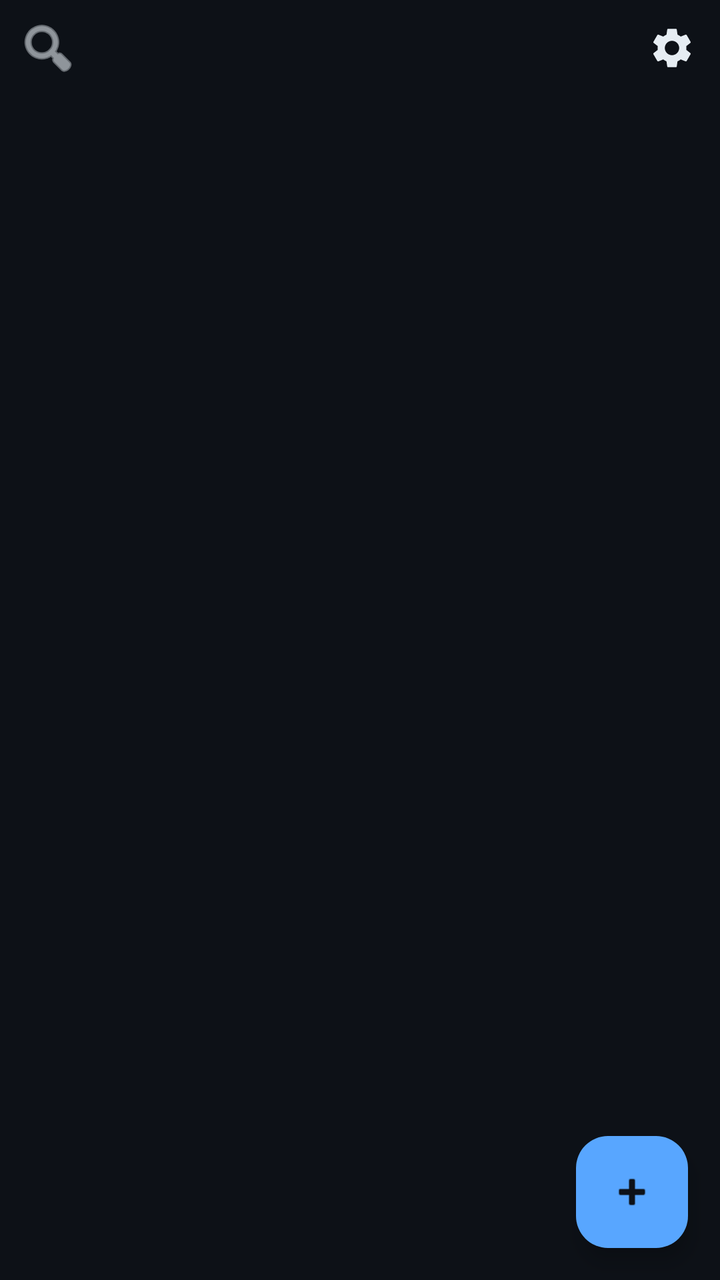
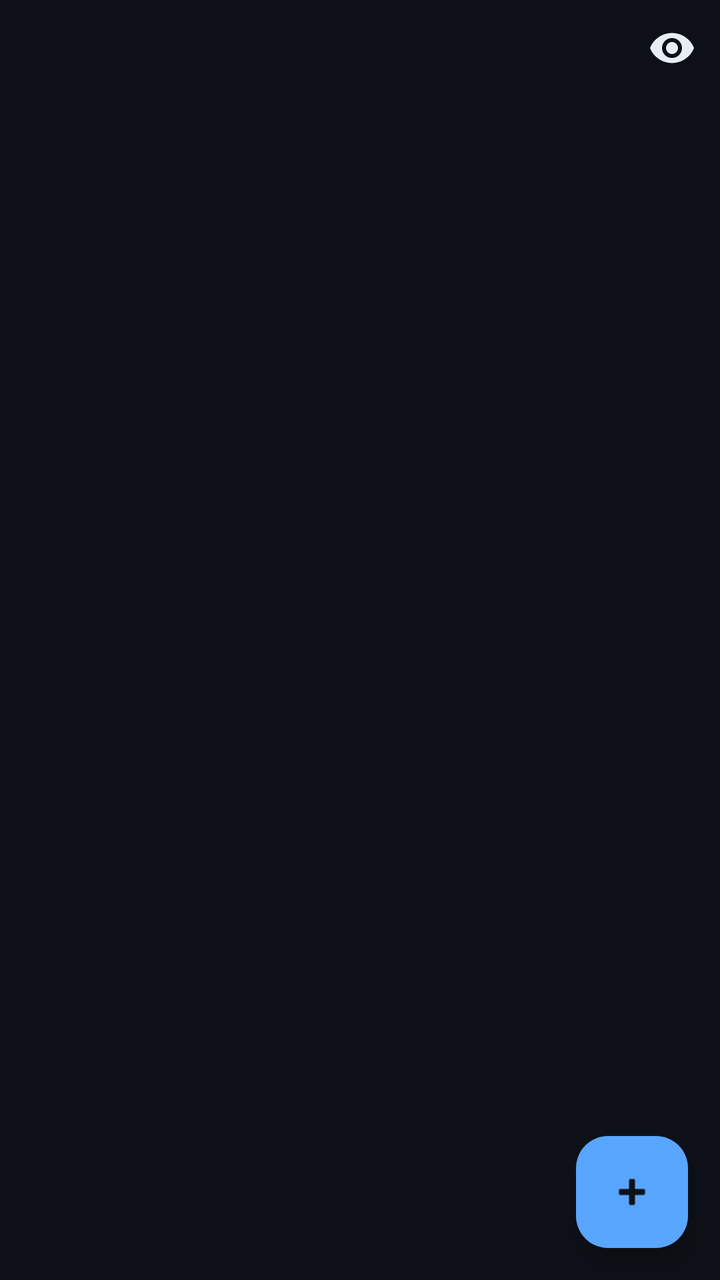

Screens rendered from an Android XML layout before and after an edit, with the pre-edit source and the edit as a unified diff.
<!-- AndroidManifest.xml: application theme Theme.Notez.GithubDark -->
<!-- res/layout/activity_main.xml -->
<?xml version="1.0" encoding="utf-8"?>
<LinearLayout xmlns:android="http://schemas.android.com/apk/res/android"
    android:layout_width="match_parent"
    android:layout_height="match_parent"
    android:orientation="vertical">

    <LinearLayout
        android:layout_width="match_parent"
        android:layout_height="wrap_content"
        android:orientation="horizontal">

        <ImageButton
            android:id="@+id/search_toggle"
            android:layout_width="48dp"
            android:layout_height="48dp"
            android:layout_gravity="center_vertical"
            android:background="?attr/selectableItemBackgroundBorderless"
            android:contentDescription="@string/cd_open_search"
            android:tint="?attr/colorOnSurface"
            android:src="@android:drawable/ic_menu_search" />

        <EditText
            android:id="@+id/search_input"
            android:layout_width="0dp"
            android:layout_height="wrap_content"
            android:layout_weight="1"
            android:layout_gravity="center_vertical"
            android:visibility="invisible"
            android:hint="Cari catatan..."
            android:textColor="?attr/colorOnSurface"
            android:textColorHint="?attr/colorOnSurfaceVariant"
            android:inputType="text|textNoSuggestions"
            android:imeOptions="actionSearch"
            android:maxLines="1"
            android:background="@null" />

        <ImageButton
            android:id="@+id/settings"
            android:layout_width="48dp"
            android:layout_height="48dp"
            android:layout_gravity="center_vertical"
            android:background="?attr/selectableItemBackgroundBorderless"
            android:contentDescription="Tema"
            android:tint="?attr/colorOnSurface"
            android:src="@drawable/ic_settings_gear" />
    </LinearLayout>

    <androidx.recyclerview.widget.RecyclerView
        android:id="@+id/list"
        android:layout_width="match_parent"
        android:layout_height="0dp"
        android:layout_weight="1"
        android:clipToPadding="false"
        android:padding="8dp" />

    <TextView
        android:id="@+id/empty"
        android:layout_width="match_parent"
        android:layout_height="0dp"
        android:layout_weight="1"
        android:gravity="center"
        android:text="Belum ada catatan.\nKetuk + untuk mulai."
        android:textSize="15sp"
        android:visibility="gone" />

    <com.google.android.material.floatingactionbutton.FloatingActionButton
        android:id="@+id/fab"
        android:layout_width="wrap_content"
        android:layout_height="wrap_content"
        android:layout_gravity="end"
        android:layout_margin="16dp"
        android:contentDescription="Catatan baru"
        android:filterTouchesWhenObscured="true"
        android:src="@android:drawable/ic_input_add" />
</LinearLayout>
<!-- resources referenced by this layout -->
<resources>
  <!-- drawable ic_settings_gear (drawable) -->
  <?xml version="1.0" encoding="utf-8"?>
  <vector xmlns:android="http://schemas.android.com/apk/res/android"
      android:width="24dp"
      android:height="24dp"
      android:viewportWidth="24"
      android:viewportHeight="24">
      <path
          android:fillColor="#FFFFFFFF"
          android:pathData="M19.14,12.94c0.04,-0.3 0.06,-0.61 0.06,-0.94c0,-0.32 -0.02,-0.64 -0.07,-0.94l2.03,-1.58c0.18,-0.14 0.23,-0.41 0.12,-0.61l-1.92,-3.32c-0.12,-0.22 -0.37,-0.29 -0.59,-0.22l-2.39,0.96c-0.5,-0.38 -1.03,-0.7 -1.62,-0.94L14.4,2.81c-0.04,-0.24 -0.24,-0.41 -0.48,-0.41h-3.84c-0.24,0 -0.43,0.17 -0.47,0.41L9.25,5.35C8.66,5.59 8.12,5.92 7.63,6.29L5.24,5.33c-0.22,-0.08 -0.47,0 -0.59,0.22L2.74,8.87c-0.12,0.21 -0.08,0.47 0.12,0.61l2.03,1.58C4.84,11.36 4.8,11.69 4.8,12s0.02,0.64 0.07,0.94l-2.03,1.58c-0.18,0.14 -0.23,0.41 -0.12,0.61l1.92,3.32c0.12,0.22 0.37,0.29 0.59,0.22l2.39,-0.96c0.5,0.38 1.03,0.7 1.62,0.94l0.36,2.54c0.05,0.24 0.24,0.41 0.48,0.41h3.84c0.24,0 0.44,-0.17 0.47,-0.41l0.36,-2.54c0.59,-0.24 1.13,-0.56 1.62,-0.94l2.39,0.96c0.22,0.08 0.47,0 0.59,-0.22l1.92,-3.32c0.12,-0.22 0.07,-0.47 -0.12,-0.61L19.14,12.94zM12,15.6c-1.98,0 -3.6,-1.62 -3.6,-3.6s1.62,-3.6 3.6,-3.6s3.6,1.62 3.6,3.6S13.98,15.6 12,15.6z" />
  </vector>
  <string name="cd_open_search">Cari catatan</string>
  <style name="Theme.Notez.GithubDark" parent="Theme.Material3.Dark.NoActionBar">
          <item name="colorPrimary">@color/github_accent</item>
          <item name="colorOnPrimary">@color/github_on_accent</item>
          <item name="colorPrimaryContainer">@color/github_accent</item>
          <item name="colorOnPrimaryContainer">@color/github_on_accent</item>
          <item name="android:windowBackground">@color/github_bg</item>
          <item name="colorSurface">@color/github_surface</item>
          <item name="colorOnSurface">@color/github_text</item>
          <item name="colorSurfaceVariant">@color/github_surface</item>
          <item name="colorOnSurfaceVariant">@color/github_secondary</item>
          <item name="colorError">@color/github_danger</item>
      </style>
  <color name="github_accent">#58A6FF</color>
  <color name="github_on_accent">#0D1117</color>
  <color name="github_bg">#0D1117</color>
  <color name="github_surface">#161B22</color>
  <color name="github_text">#E6EDF3</color>
  <color name="github_secondary">#8B949E</color>
  <color name="github_danger">#F85149</color>
</resources>

<!-- the commit's change to res/layout/activity_main.xml (unified diff, before → after) -->
@@ -1,75 +1,194 @@
 <?xml version="1.0" encoding="utf-8"?>
-<LinearLayout xmlns:android="http://schemas.android.com/apk/res/android"
+<androidx.drawerlayout.widget.DrawerLayout xmlns:android="http://schemas.android.com/apk/res/android"
+    android:id="@+id/drawer"
     android:layout_width="match_parent"
-    android:layout_height="match_parent"
-    android:orientation="vertical">
+    android:layout_height="match_parent">
 
     <LinearLayout
         android:layout_width="match_parent"
-        android:layout_height="wrap_content"
-        android:orientation="horizontal">
+        android:layout_height="match_parent"
+        android:orientation="vertical">
 
-        <ImageButton
-            android:id="@+id/search_toggle"
-            android:layout_width="48dp"
-            android:layout_height="48dp"
-            android:layout_gravity="center_vertical"
-            android:background="?attr/selectableItemBackgroundBorderless"
-            android:contentDescription="@string/cd_open_search"
-            android:tint="?attr/colorOnSurface"
-            android:src="@android:drawable/ic_menu_search" />
+        <LinearLayout
+            android:layout_width="match_parent"
+            android:layout_height="wrap_content"
+            android:orientation="horizontal">
 
-        <EditText
-            android:id="@+id/search_input"
-            android:layout_width="0dp"
+            <EditText
+                android:id="@+id/search_input"
+                android:layout_width="0dp"
+                android:layout_height="wrap_content"
+                android:layout_weight="1"
+                android:layout_gravity="center_vertical"
+                android:visibility="invisible"
+                android:hint="Cari catatan..."
+                android:textColor="?attr/colorOnSurface"
+                android:textColorHint="?attr/colorOnSurfaceVariant"
+                android:inputType="text|textNoSuggestions"
+                android:imeOptions="actionSearch"
+                android:maxLines="1"
+                android:background="@null"
+                android:paddingStart="16dp"
+                android:paddingEnd="8dp" />
+
+            <ImageButton
+                android:id="@+id/search_toggle"
+                android:layout_width="48dp"
+                android:layout_height="48dp"
+                android:layout_gravity="center_vertical"
+                android:background="?attr/selectableItemBackgroundBorderless"
+                android:contentDescription="@string/cd_open_search"
+                android:tint="?attr/colorOnSurface"
+                android:src="@drawable/ic_eye" />
+        </LinearLayout>
+
+        <androidx.recyclerview.widget.RecyclerView
+            android:id="@+id/list"
+            android:layout_width="match_parent"
+            android:layout_height="0dp"
+            android:layout_weight="1"
+            android:clipToPadding="false"
+            android:padding="8dp" />
+
+        <TextView
+            android:id="@+id/empty"
+            android:layout_width="match_parent"
+            android:layout_height="0dp"
+            android:layout_weight="1"
+            android:gravity="center"
+            android:text="Belum ada catatan.\nKetuk + untuk mulai."
+            android:textSize="15sp"
+            android:visibility="gone" />
+
+        <com.google.android.material.floatingactionbutton.FloatingActionButton
+            android:id="@+id/fab"
+            android:layout_width="wrap_content"
             android:layout_height="wrap_content"
-            android:layout_weight="1"
-            android:layout_gravity="center_vertical"
-            android:visibility="invisible"
-            android:hint="Cari catatan..."
-            android:textColor="?attr/colorOnSurface"
-            android:textColorHint="?attr/colorOnSurfaceVariant"
-            android:inputType="text|textNoSuggestions"
-            android:imeOptions="actionSearch"
-            android:maxLines="1"
-            android:background="@null" />
-
-        <ImageButton
-            android:id="@+id/settings"
-            android:layout_width="48dp"
-            android:layout_height="48dp"
-            android:layout_gravity="center_vertical"
-            android:background="?attr/selectableItemBackgroundBorderless"
-            android:contentDescription="Tema"
-            android:tint="?attr/colorOnSurface"
-            android:src="@drawable/ic_settings_gear" />
+            android:layout_gravity="end"
+            android:layout_margin="16dp"
+            android:contentDescription="Catatan baru"
+            android:filterTouchesWhenObscured="true"
+            android:src="@android:drawable/ic_input_add" />
     </LinearLayout>
 
-    <androidx.recyclerview.widget.RecyclerView
-        android:id="@+id/list"
-        android:layout_width="match_parent"
-        android:layout_height="0dp"
-        android:layout_weight="1"
-        android:clipToPadding="false"
-        android:padding="8dp" />
+    <ScrollView
+        android:id="@+id/drawer_panel"
+        android:layout_width="300dp"
+        android:layout_height="match_parent"
+        android:layout_gravity="start"
+        android:background="?attr/colorSurface"
+        android:fillViewport="true">
 
-    <TextView
-        android:id="@+id/empty"
-        android:layout_width="match_parent"
-        android:layout_height="0dp"
-        android:layout_weight="1"
-        android:gravity="center"
-        android:text="Belum ada catatan.\nKetuk + untuk mulai."
-        android:textSize="15sp"
-        android:visibility="gone" />
+        <LinearLayout
+            android:layout_width="match_parent"
+            android:layout_height="wrap_content"
+            android:orientation="vertical"
+            android:paddingTop="24dp"
+            android:paddingBottom="24dp">
 
-    <com.google.android.material.floatingactionbutton.FloatingActionButton
-        android:id="@+id/fab"
-        android:layout_width="wrap_content"
-        android:layout_height="wrap_content"
-        android:layout_gravity="end"
-        android:layout_margin="16dp"
-        android:contentDescription="Catatan baru"
-        android:filterTouchesWhenObscured="true"
-        android:src="@android:drawable/ic_input_add" />
-</LinearLayout>
+            <TextView
+                android:layout_width="match_parent"
+                android:layout_height="wrap_content"
+                android:paddingStart="20dp"
+                android:paddingEnd="20dp"
+                android:paddingTop="8dp"
+                android:paddingBottom="16dp"
+                android:text="NOTEZ"
+                android:textColor="?attr/colorPrimary"
+                android:textSize="22sp"
+                android:textStyle="bold" />
+
+            <TextView
+                android:id="@+id/drawer_settings"
+                android:layout_width="match_parent"
+                android:layout_height="48dp"
+                android:gravity="center_vertical"
+                android:background="?attr/selectableItemBackground"
+                android:clickable="true"
+                android:focusable="true"
+                android:paddingStart="20dp"
+                android:paddingEnd="20dp"
+                android:text="Settings"
+                android:textColor="?attr/colorOnSurface"
+                android:textSize="15sp" />
+
+            <LinearLayout
+                android:id="@+id/settings_submenu"
+                android:layout_width="match_parent"
+                android:layout_height="wrap_content"
+                android:orientation="vertical"
+                android:visibility="gone">
+
+                <TextView
+                    android:id="@+id/menu_theme"
+                    android:layout_width="match_parent"
+                    android:layout_height="44dp"
+                    android:gravity="center_vertical"
+                    android:background="?attr/selectableItemBackground"
+                    android:clickable="true"
+                    android:focusable="true"
+                    android:paddingStart="36dp"
+                    android:paddingEnd="20dp"
+                    android:text="Tema"
+                    android:textColor="?attr/colorOnSurfaceVariant"
+                    android:textSize="14sp" />
+
+                <TextView
+                    android:id="@+id/menu_export_json"
+                    android:layout_width="match_parent"
+                    android:layout_height="44dp"
+                    android:gravity="center_vertical"
+                    android:background="?attr/selectableItemBackground"
+                    android:clickable="true"
+                    android:focusable="true"
+                    android:paddingStart="36dp"
+                    android:paddingEnd="20dp"
+                    android:text="Ekspor JSON"
+                    android:textColor="?attr/colorOnSurfaceVariant"
+                    android:textSize="14sp" />
+
+                <TextView
+                    android:id="@+id/menu_export_txt"
+                    android:layout_width="match_parent"
+                    android:layout_height="44dp"
+                    android:gravity="center_vertical"
+                    android:background="?attr/selectableItemBackground"
+                    android:clickable="true"
+                    android:focusable="true"
+                    android:paddingStart="36dp"
+                    android:paddingEnd="20dp"
+                    android:text="Ekspor TXT"
+                    android:textColor="?attr/colorOnSurfaceVariant"
+                    android:textSize="14sp" />
+
+                <TextView
+                    android:id="@+id/menu_import_json"
+                    android:layout_width="match_parent"
+                    android:layout_height="44dp"
+                    android:gravity="center_vertical"
+                    android:background="?attr/selectableItemBackground"
+                    android:clickable="true"
+                    android:focusable="true"
+                    android:paddingStart="36dp"
+                    android:paddingEnd="20dp"
+                    android:text="Impor JSON"
+                    android:textColor="?attr/colorOnSurfaceVariant"
+                    android:textSize="14sp" />
+
+                <TextView
+                    android:id="@+id/menu_auto_backup_folder"
+                    android:layout_width="match_parent"
+                    android:layout_height="44dp"
+                    android:gravity="center_vertical"
+                    android:background="?attr/selectableItemBackground"
+                    android:clickable="true"
+                    android:focusable="true"
+                    android:paddingStart="36dp"
+                    android:paddingEnd="20dp"
+                    android:text="Folder backup otomatis"
+                    android:textColor="?attr/colorOnSurfaceVariant"
+                    android:textSize="14sp" />
+            </LinearLayout>
+        </LinearLayout>
+    </ScrollView>
+</androidx.drawerlayout.widget.DrawerLayout>
<!-- resource entries referenced after the edit -->
@@ -1,6 +1,6 @@
 <!-- resources referenced by this layout -->
 <resources>
-  <!-- drawable ic_settings_gear (drawable) -->
+  <!-- drawable ic_eye (drawable) -->
   <?xml version="1.0" encoding="utf-8"?>
   <vector xmlns:android="http://schemas.android.com/apk/res/android"
       android:width="24dp"
@@ -9,7 +9,10 @@
       android:viewportHeight="24">
       <path
           android:fillColor="#FFFFFFFF"
-          android:pathData="M19.14,12.94c0.04,-0.3 0.06,-0.61 0.06,-0.94c0,-0.32 -0.02,-0.64 -0.07,-0.94l2.03,-1.58c0.18,-0.14 0.23,-0.41 0.12,-0.61l-1.92,-3.32c-0.12,-0.22 -0.37,-0.29 -0.59,-0.22l-2.39,0.96c-0.5,-0.38 -1.03,-0.7 -1.62,-0.94L14.4,2.81c-0.04,-0.24 -0.24,-0.41 -0.48,-0.41h-3.84c-0.24,0 -0.43,0.17 -0.47,0.41L9.25,5.35C8.66,5.59 8.12,5.92 7.63,6.29L5.24,5.33c-0.22,-0.08 -0.47,0 -0.59,0.22L2.74,8.87c-0.12,0.21 -0.08,0.47 0.12,0.61l2.03,1.58C4.84,11.36 4.8,11.69 4.8,12s0.02,0.64 0.07,0.94l-2.03,1.58c-0.18,0.14 -0.23,0.41 -0.12,0.61l1.92,3.32c0.12,0.22 0.37,0.29 0.59,0.22l2.39,-0.96c0.5,0.38 1.03,0.7 1.62,0.94l0.36,2.54c0.05,0.24 0.24,0.41 0.48,0.41h3.84c0.24,0 0.44,-0.17 0.47,-0.41l0.36,-2.54c0.59,-0.24 1.13,-0.56 1.62,-0.94l2.39,0.96c0.22,0.08 0.47,0 0.59,-0.22l1.92,-3.32c0.12,-0.22 0.07,-0.47 -0.12,-0.61L19.14,12.94zM12,15.6c-1.98,0 -3.6,-1.62 -3.6,-3.6s1.62,-3.6 3.6,-3.6s3.6,1.62 3.6,3.6S13.98,15.6 12,15.6z" />
+          android:pathData="M12,4.5C7,4.5 2.73,7.61 1,12c1.73,4.39 6,7.5 11,7.5s9.27,-3.11 11,-7.5C21.27,7.61 17,4.5 12,4.5zM12,17c-2.76,0 -5,-2.24 -5,-5s2.24,-5 5,-5s5,2.24 5,5s-2.24,5 -5,5z" />
+      <path
+          android:fillColor="#FFFFFFFF"
+          android:pathData="M12,9c1.66,0 3,1.34 3,3s-1.34,3 -3,3s-3,-1.34 -3,-3s1.34,-3 3,-3z" />
   </vector>
   <string name="cd_open_search">Cari catatan</string>
   <style name="Theme.Notez.GithubDark" parent="Theme.Material3.Dark.NoActionBar">
